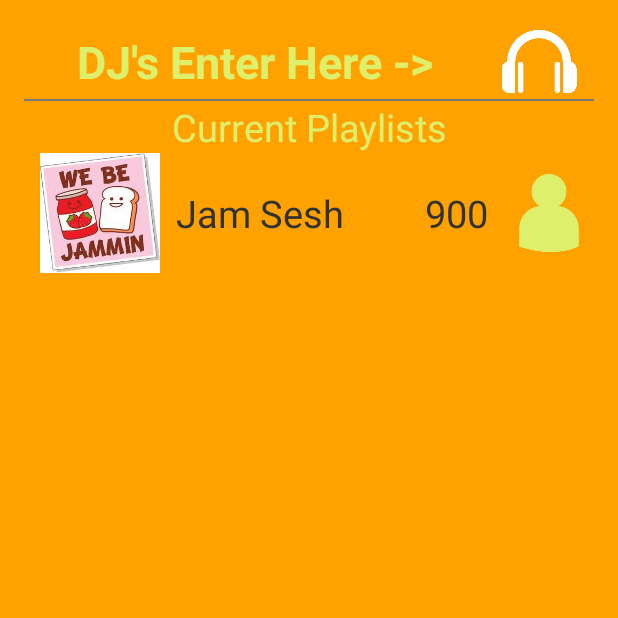
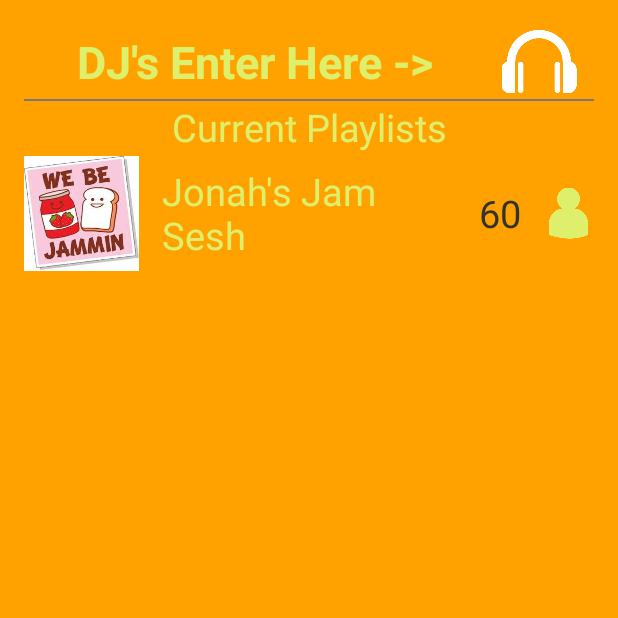
Before and after one commit to noeltrivedi/PlaylistHero, an Android app: the screen it shows after launch (PlaylistPick), on a phone screen of 412 x 824 dp, the top half of it. Run offline under Robolectric (Android 15) with nearby library versions, the phone set to English and light mode, and no system bars; libraries missing offline, so code that uses them is left out: com.parse, com.spotify.sdk, kaaes.spotify.webapi, retrofit.client; 2 statements that could not run were skipped.

Commit message:
cleaned up DJ listview

```diff
--- a/app/src/main/java/itp341/compestine/vinson/playlisthero/PlaylistPick.java
+++ b/app/src/main/java/itp341/compestine/vinson/playlisthero/PlaylistPick.java
@@ -39,7 +39,7 @@ public class PlaylistPick extends Activity {
         listView.setAdapter(adapter);
         //Test ListView
         Drawable drawable = getResources().getDrawable(R.drawable.we_be_jammin_400x400);
-        Playlist test = new Playlist(drawable, "Jam Sesh", "900");
+        Playlist test = new Playlist(drawable, "Jonah's Jam Sesh", "60");
         playListSingleton.newPlaylist(test);
 
 
--- a/app/src/main/java/itp341/compestine/vinson/playlisthero/SongAdapter.java
+++ b/app/src/main/java/itp341/compestine/vinson/playlisthero/SongAdapter.java
@@ -64,7 +64,7 @@ public class SongAdapter extends ArrayAdapter<Song> {
                     downclick = false;
                     song.upVote();
                 }
-                if (!upclick) {
+                else if (!upclick) {
                     upclick = true;
                     song.upVote();
                 } else
@@ -93,7 +93,7 @@ public class SongAdapter extends ArrayAdapter<Song> {
                     upclick = false;
                     song.downVote();
                 }
-                if(!downclick)
+                else if(!downclick)
                 {
                     downclick = true;
                     song.downVote();
--- a/app/src/main/res/layout/item_playlist.xml
+++ b/app/src/main/res/layout/item_playlist.xml
@@ -7,7 +7,8 @@
         android:layout_width="80dp"
         android:layout_height="80dp"
         android:id="@+id/playlistPic"
-        android:layout_weight="1" />
+        android:layout_weight="1"
+        android:background="#FFa200"/>
     <TextView
         android:layout_width="wrap_content"
         android:layout_height="wrap_content"
@@ -16,10 +17,12 @@
         android:id="@+id/playlistName"
         android:layout_gravity="center"
         android:layout_weight="2"
+        android:layout_marginLeft="15dp"
+        android:textColor="#deef6b"
         />
 
     <TextView
-        android:layout_width="wrap_content"
+        android:layout_width="60dp"
         android:layout_height="wrap_content"
         android:textSize="25dp"
         android:text="00"
```
